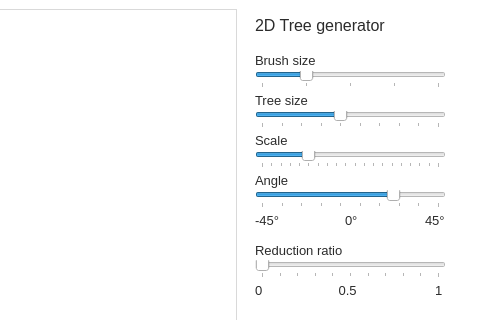
This is mainwindow.ui in Maxlo24/Projet_Majeure_Arbre_3D as Qt 5 draws it before an edit; both pictures show x 565 to 1045 and y 0 to 320 of the 1045 by 646 pixel window. The edited form follows.
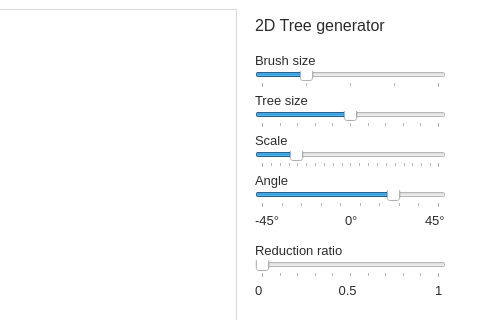
This is the edited form.

```diff
--- a/mainwindow.ui
+++ b/mainwindow.ui
@@ -283,7 +283,7 @@
      </rect>
     </property>
     <property name="minimum">
-     <number>1</number>
+     <number>0</number>
     </property>
     <property name="maximum">
      <number>10</number>
@@ -332,10 +332,16 @@
      <number>1</number>
     </property>
     <property name="maximum">
-     <number>20</number>
+     <number>200</number>
+    </property>
+    <property name="singleStep">
+     <number>5</number>
+    </property>
+    <property name="pageStep">
+     <number>5</number>
     </property>
     <property name="value">
-     <number>6</number>
+     <number>40</number>
     </property>
     <property name="orientation">
      <enum>Qt::Horizontal</enum>
@@ -344,7 +350,7 @@
      <enum>QSlider::TicksBelow</enum>
     </property>
     <property name="tickInterval">
-     <number>1</number>
+     <number>10</number>
     </property>
    </widget>
    <widget class="QLabel" name="taillePinceauLabel_3">
```
